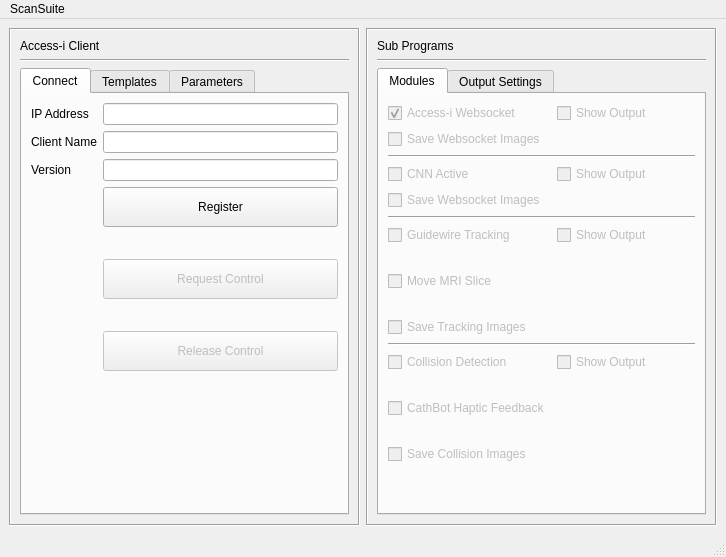
martinreinok/master-thesis, file tracking-software/main_ui.ui: the form before one commit.
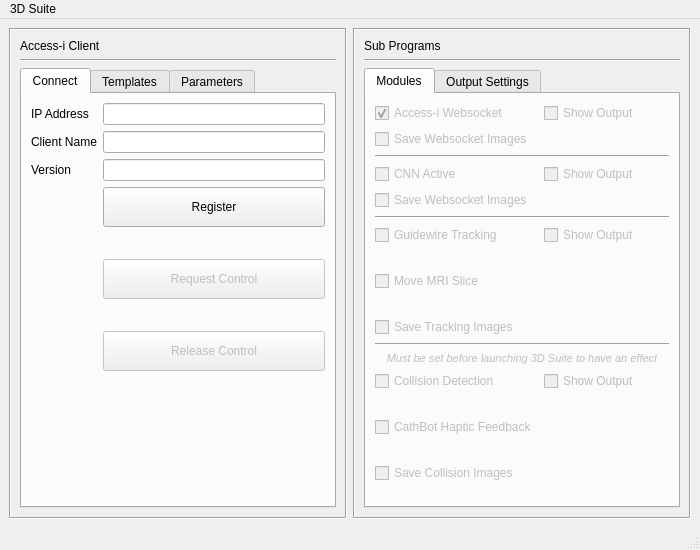
The form after the commit.

Patch:
```diff
--- a/tracking-software/main_ui.ui
+++ b/tracking-software/main_ui.ui
@@ -6,10 +6,22 @@
    <rect>
     <x>0</x>
     <y>0</y>
-    <width>726</width>
-    <height>557</height>
+    <width>700</width>
+    <height>550</height>
    </rect>
   </property>
+  <property name="minimumSize">
+   <size>
+    <width>700</width>
+    <height>550</height>
+   </size>
+  </property>
+  <property name="maximumSize">
+   <size>
+    <width>16777215</width>
+    <height>16777215</height>
+   </size>
+  </property>
   <property name="windowTitle">
    <string>MainWindow</string>
   </property>
@@ -770,7 +782,7 @@
              </property>
             </widget>
            </item>
-           <item row="13" column="0">
+           <item row="14" column="0">
             <widget class="QCheckBox" name="check_collision_detection_active">
              <property name="enabled">
               <bool>false</bool>
@@ -780,7 +792,7 @@
              </property>
             </widget>
            </item>
-           <item row="13" column="1">
+           <item row="14" column="1">
             <widget class="QCheckBox" name="check_collision_output">
              <property name="enabled">
               <bool>false</bool>
@@ -790,7 +802,7 @@
              </property>
             </widget>
            </item>
-           <item row="14" column="0" colspan="2">
+           <item row="15" column="0" colspan="2">
             <widget class="QLabel" name="status_collision_detection">
              <property name="text">
               <string/>
@@ -803,7 +815,7 @@
              </property>
             </widget>
            </item>
-           <item row="15" column="0">
+           <item row="16" column="0">
             <widget class="QCheckBox" name="check_cathbot_collision_feedback">
              <property name="enabled">
               <bool>false</bool>
@@ -816,7 +828,7 @@
              </property>
             </widget>
            </item>
-           <item row="16" column="0" colspan="2">
+           <item row="17" column="0" colspan="2">
             <widget class="QLabel" name="status_cathbot_feedback">
              <property name="text">
               <string/>
@@ -829,7 +841,7 @@
              </property>
             </widget>
            </item>
-           <item row="17" column="0">
+           <item row="18" column="0">
             <widget class="QCheckBox" name="check_collision_save">
              <property name="enabled">
               <bool>false</bool>
@@ -839,13 +851,38 @@
              </property>
             </widget>
            </item>
-           <item row="18" column="0">
+           <item row="19" column="0">
             <widget class="Line" name="line_4">
              <property name="orientation">
               <enum>Qt::Orientation::Horizontal</enum>
              </property>
             </widget>
            </item>
+           <item row="13" column="0" colspan="2">
+            <widget class="QLabel" name="label_14">
+             <property name="enabled">
+              <bool>false</bool>
+             </property>
+             <property name="font">
+              <font>
+               <pointsize>8</pointsize>
+               <italic>true</italic>
+              </font>
+             </property>
+             <property name="text">
+              <string>Must be set before launching 3D Suite to have an effect</string>
+             </property>
+             <property name="alignment">
+              <set>Qt::AlignmentFlag::AlignCenter</set>
+             </property>
+             <property name="wordWrap">
+              <bool>true</bool>
+             </property>
+             <property name="textInteractionFlags">
+              <set>Qt::TextInteractionFlag::NoTextInteraction</set>
+             </property>
+            </widget>
+           </item>
           </layout>
          </widget>
          <widget class="QWidget" name="tab_4">
@@ -974,13 +1011,13 @@
     <rect>
      <x>0</x>
      <y>0</y>
-     <width>726</width>
+     <width>700</width>
      <height>33</height>
     </rect>
    </property>
    <widget class="QMenu" name="menuScanSuite">
     <property name="title">
-     <string>ScanSuite</string>
+     <string>3D Suite</string>
     </property>
     <addaction name="actionOpen_3D_Scan_Suite"/>
    </widget>
@@ -989,7 +1026,7 @@
   <widget class="QStatusBar" name="statusbar"/>
   <action name="actionOpen_3D_Scan_Suite">
    <property name="text">
-    <string>Open 3D Scan Suite</string>
+    <string>Open 3D Suite</string>
    </property>
   </action>
   <action name="actionLight">
```
